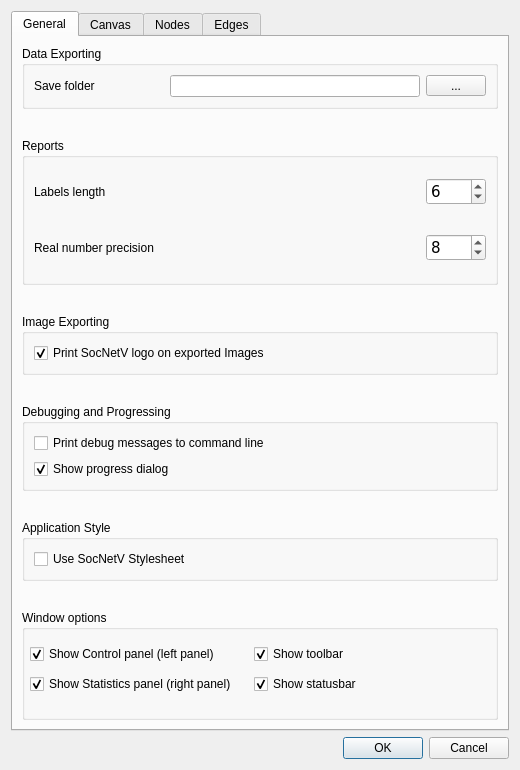
First picture: the form in src/forms/dialogsettings.ui, repository socnetv/app, before the edit.
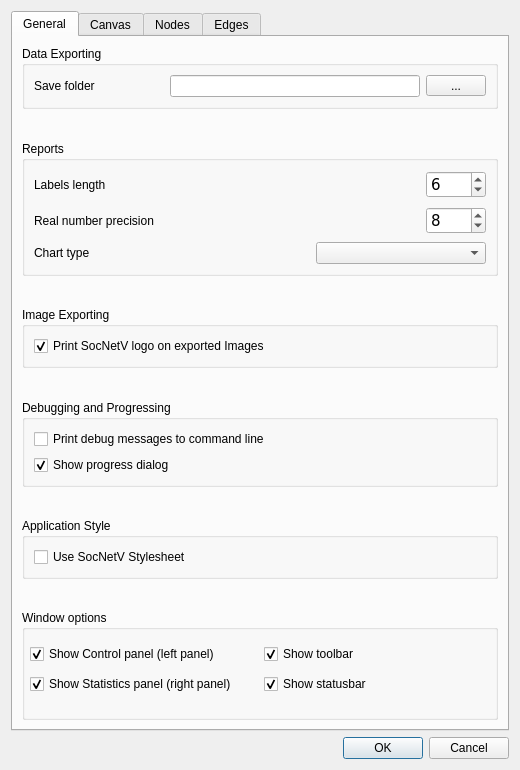
Second picture: the form after the edit.

Commit message: Work on #81 and #18: Added Setting where the user may select the type of chart for prominence index distribution. It supports lines and bars. Area and Scatter types can be added later! We can now work to add this functionality in reports as well

Patch:
```diff
--- a/src/forms/dialogsettings.ui
+++ b/src/forms/dialogsettings.ui
@@ -25,7 +25,17 @@
   <property name="windowTitle">
    <string>Settings &amp; Preferences</string>
   </property>
-  <layout class="QGridLayout" name="gridLayout_6">
+  <layout class="QGridLayout" name="gridLayout_3">
+   <item row="1" column="0">
+    <widget class="QDialogButtonBox" name="buttonBox">
+     <property name="orientation">
+      <enum>Qt::Horizontal</enum>
+     </property>
+     <property name="standardButtons">
+      <set>QDialogButtonBox::Cancel|QDialogButtonBox::Ok</set>
+     </property>
+    </widget>
+   </item>
    <item row="0" column="0">
     <widget class="QTabWidget" name="tabWidget">
      <property name="minimumSize">
@@ -41,8 +51,8 @@
       <attribute name="title">
        <string>General</string>
       </attribute>
-      <layout class="QGridLayout" name="gridLayout_3">
-       <item row="0" column="0" colspan="2">
+      <layout class="QGridLayout" name="gridLayout_6">
+       <item row="0" column="0">
         <widget class="QGroupBox" name="appExportingGroupBox">
          <property name="minimumSize">
           <size>
@@ -122,7 +132,7 @@
          </layout>
         </widget>
        </item>
-       <item row="1" column="0" colspan="2">
+       <item row="1" column="0">
         <spacer name="verticalSpacer_7">
          <property name="orientation">
           <enum>Qt::Vertical</enum>
@@ -130,12 +140,12 @@
          <property name="sizeHint" stdset="0">
           <size>
            <width>470</width>
-           <height>19</height>
+           <height>26</height>
           </size>
          </property>
         </spacer>
        </item>
-       <item row="2" column="0" colspan="2">
+       <item row="2" column="0">
         <widget class="QGroupBox" name="reportsGroupBox">
          <property name="minimumSize">
           <size>
@@ -179,7 +189,7 @@
               <property name="sizeHint" stdset="0">
                <size>
                 <width>40</width>
-                <height>50</height>
+                <height>30</height>
                </size>
               </property>
              </spacer>
@@ -249,7 +259,7 @@
               <property name="sizeHint" stdset="0">
                <size>
                 <width>40</width>
-                <height>50</height>
+                <height>30</height>
                </size>
               </property>
              </spacer>
@@ -287,10 +297,73 @@
             </item>
            </layout>
           </item>
+          <item>
+           <layout class="QHBoxLayout" name="horizontalLayout_27">
+            <item>
+             <widget class="QLabel" name="label_25">
+              <property name="toolTip">
+               <string>&lt;html&gt;&lt;head/&gt;&lt;body&gt;&lt;p&gt;&lt;span style=&quot; font-family:'Sans Serif'; font-size:9pt; font-weight:600;&quot;&gt;Chart Type&lt;/span&gt;&lt;/p&gt;&lt;p&gt;&lt;br/&gt;&lt;/p&gt;&lt;p&gt;&lt;span style=&quot; font-family:'DejaVu Sans'; font-size:10pt;&quot;&gt;This is the chart type that is used in reports, i.e. to plot the distribution of a prominence index, such as Degree Centrality.&lt;/span&gt;&lt;/p&gt;&lt;p&gt;&lt;br/&gt;&lt;/p&gt;&lt;p&gt;&lt;span style=&quot; font-family:'DejaVu Sans'; font-size:10pt;&quot;&gt;Use the select box on the right to select a chart type.&lt;/span&gt;&lt;/p&gt;&lt;p&gt;&lt;br/&gt;&lt;/p&gt;&lt;p&gt;&lt;span style=&quot; font-family:'DejaVu Sans'; font-size:10pt;&quot;&gt;SocNetV supports the following chart types:&lt;/span&gt;&lt;/p&gt;&lt;p&gt;&lt;span style=&quot; font-family:'DejaVu Sans'; font-size:10pt;&quot;&gt;- Spline charts, which present data as a series of data points connected by lines. &lt;/span&gt;&lt;/p&gt;&lt;p&gt;&lt;span style=&quot; font-family:'DejaVu Sans'; font-size:10pt;&quot;&gt;- Area charts, which present data as an area bound by two lines.&lt;/span&gt;&lt;/p&gt;&lt;p&gt;&lt;span style=&quot; font-family:'DejaVu Sans'; font-size:10pt;&quot;&gt;- Bar charts, which present data as vertical bars. &lt;/span&gt;&lt;/p&gt;&lt;/body&gt;&lt;/html&gt;</string>
+              </property>
+              <property name="text">
+               <string>Chart type</string>
+              </property>
+             </widget>
+            </item>
+            <item>
+             <spacer name="horizontalSpacer_27">
+              <property name="font">
+               <font>
+                <family>DejaVu Sans</family>
+                <pointsize>11</pointsize>
+               </font>
+              </property>
+              <property name="orientation">
+               <enum>Qt::Horizontal</enum>
+              </property>
+              <property name="sizeHint" stdset="0">
+               <size>
+                <width>98</width>
+                <height>20</height>
+               </size>
+              </property>
+             </spacer>
+            </item>
+            <item>
+             <widget class="QComboBox" name="reportsChartTypeSelect">
+              <property name="sizePolicy">
+               <sizepolicy hsizetype="Fixed" vsizetype="Fixed">
+                <horstretch>0</horstretch>
+                <verstretch>0</verstretch>
+               </sizepolicy>
+              </property>
+              <property name="minimumSize">
+               <size>
+                <width>170</width>
+                <height>0</height>
+               </size>
+              </property>
+              <property name="toolTip">
+               <string>&lt;!DOCTYPE HTML PUBLIC &quot;-//W3C//DTD HTML 4.0//EN&quot; &quot;http://www.w3.org/TR/REC-html40/strict.dtd&quot;&gt;
+&lt;html&gt;&lt;head&gt;&lt;meta name=&quot;qrichtext&quot; content=&quot;1&quot; /&gt;&lt;style type=&quot;text/css&quot;&gt;
+p, li { white-space: pre-wrap; }
+&lt;/style&gt;&lt;/head&gt;&lt;body style=&quot; font-family:'Ubuntu'; font-size:11pt; font-weight:400; font-style:normal;&quot;&gt;
+&lt;p style=&quot; margin-top:0px; margin-bottom:0px; margin-left:0px; margin-right:0px; -qt-block-indent:0; text-indent:0px;&quot;&gt;&lt;span style=&quot; font-family:'Sans Serif'; font-size:9pt; font-weight:600;&quot;&gt;Chart Type&lt;/span&gt;&lt;/p&gt;
+&lt;p style=&quot;-qt-paragraph-type:empty; margin-top:0px; margin-bottom:0px; margin-left:0px; margin-right:0px; -qt-block-indent:0; text-indent:0px; font-family:'Sans Serif'; font-size:9pt;&quot;&gt;&lt;br /&gt;&lt;/p&gt;
+&lt;p style=&quot; margin-top:0px; margin-bottom:0px; margin-left:0px; margin-right:0px; -qt-block-indent:0; text-indent:0px;&quot;&gt;&lt;span style=&quot; font-family:'DejaVu Sans'; font-size:10pt;&quot;&gt;Select which kind of chart type will be used in reports, i.e. to plot the &lt;/span&gt;&lt;span style=&quot; font-family:'DejaVu Sans'; font-size:10pt;&quot;&gt;distribution of a &lt;/span&gt;&lt;span style=&quot; font-family:'DejaVu Sans'; font-size:10pt;&quot;&gt;prominence index, such as Degree Centrality.&lt;/span&gt;&lt;/p&gt;
+&lt;p style=&quot;-qt-paragraph-type:empty; margin-top:0px; margin-bottom:0px; margin-left:0px; margin-right:0px; -qt-block-indent:0; text-indent:0px; font-family:'DejaVu Sans'; font-size:10pt;&quot;&gt;&lt;br /&gt;&lt;/p&gt;
+&lt;p style=&quot; margin-top:0px; margin-bottom:0px; margin-left:0px; margin-right:0px; -qt-block-indent:0; text-indent:0px;&quot;&gt;&lt;span style=&quot; font-family:'DejaVu Sans'; font-size:10pt;&quot;&gt;SocNetV supports the following chart types:&lt;/span&gt;&lt;/p&gt;
+&lt;p style=&quot; margin-top:0px; margin-bottom:0px; margin-left:0px; margin-right:0px; -qt-block-indent:0; text-indent:0px;&quot;&gt;&lt;span style=&quot; font-family:'DejaVu Sans'; font-size:10pt;&quot;&gt;- Spline charts, which present data as a series of data points connected by lines. &lt;/span&gt;&lt;/p&gt;
+&lt;p style=&quot; margin-top:0px; margin-bottom:0px; margin-left:0px; margin-right:0px; -qt-block-indent:0; text-indent:0px;&quot;&gt;&lt;span style=&quot; font-family:'DejaVu Sans'; font-size:10pt;&quot;&gt;- Area charts, which present data as an area bound by two lines.&lt;/span&gt;&lt;/p&gt;
+&lt;p style=&quot; margin-top:0px; margin-bottom:0px; margin-left:0px; margin-right:0px; -qt-block-indent:0; text-indent:0px;&quot;&gt;&lt;span style=&quot; font-family:'DejaVu Sans'; font-size:10pt;&quot;&gt;- Bar charts, which present data as vertical bars. &lt;/span&gt;&lt;/p&gt;&lt;/body&gt;&lt;/html&gt;</string>
+              </property>
+             </widget>
+            </item>
+           </layout>
+          </item>
          </layout>
         </widget>
        </item>
-       <item row="3" column="0" colspan="2">
+       <item row="3" column="0">
         <spacer name="verticalSpacer_3">
          <property name="orientation">
           <enum>Qt::Vertical</enum>
@@ -298,12 +371,12 @@
          <property name="sizeHint" stdset="0">
           <size>
            <width>388</width>
-           <height>20</height>
+           <height>23</height>
           </size>
          </property>
         </spacer>
        </item>
-       <item row="4" column="0" colspan="2">
+       <item row="4" column="0">
         <widget class="QGroupBox" name="imageExportgroupBox">
          <property name="minimumSize">
           <size>
@@ -337,7 +410,7 @@
          </layout>
         </widget>
        </item>
-       <item row="5" column="1">
+       <item row="5" column="0">
         <spacer name="verticalSpacer_5">
          <property name="orientation">
           <enum>Qt::Vertical</enum>
@@ -350,7 +423,7 @@
          </property>
         </spacer>
        </item>
-       <item row="6" column="0" colspan="2">
+       <item row="6" column="0">
         <widget class="QGroupBox" name="debugGroupBox">
          <property name="minimumSize">
           <size>
@@ -413,7 +486,7 @@
          </property>
         </spacer>
        </item>
-       <item row="8" column="0" colspan="2">
+       <item row="8" column="0">
         <widget class="QGroupBox" name="styleGroupBox">
          <property name="sizePolicy">
           <sizepolicy hsizetype="MinimumExpanding" vsizetype="Preferred">
@@ -463,7 +536,7 @@
          </property>
         </spacer>
        </item>
-       <item row="10" column="0" colspan="2">
+       <item row="10" column="0">
         <widget class="QGroupBox" name="windowGroupBox">
          <property name="minimumSize">
           <size>
@@ -474,12 +547,12 @@
          <property name="title">
           <string>Window options</string>
          </property>
-         <widget class="QWidget" name="">
+         <widget class="QWidget" name="layoutWidget">
           <property name="geometry">
            <rect>
             <x>8</x>
             <y>30</y>
-            <width>441</width>
+            <width>461</width>
             <height>60</height>
            </rect>
           </property>
@@ -729,7 +802,7 @@
             <property name="sizeHint" stdset="0">
              <size>
               <width>20</width>
-              <height>90</height>
+              <height>67</height>
              </size>
             </property>
            </spacer>
@@ -2374,16 +2447,6 @@
      </widget>
     </widget>
    </item>
-   <item row="1" column="0">
-    <widget class="QDialogButtonBox" name="buttonBox">
-     <property name="orientation">
-      <enum>Qt::Horizontal</enum>
-     </property>
-     <property name="standardButtons">
-      <set>QDialogButtonBox::Cancel|QDialogButtonBox::Ok</set>
-     </property>
-    </widget>
-   </item>
   </layout>
  </widget>
  <resources/>
```
The commit also changes 7 other files.
